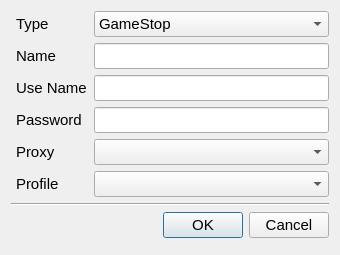
Qt form bird_bot/pages/ui/new_account.ui (phongtran0715/shoppingbot) before a commit.
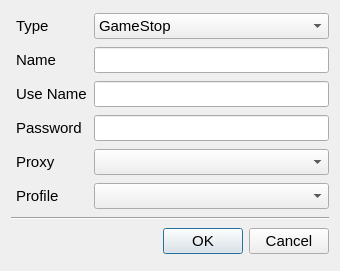
The same form after that commit.

The edit to the form file:
```diff
--- a/bird_bot/pages/ui/new_account.ui
+++ b/bird_bot/pages/ui/new_account.ui
@@ -7,7 +7,7 @@
     <x>0</x>
     <y>0</y>
     <width>340</width>
-    <height>255</height>
+    <height>271</height>
    </rect>
   </property>
   <property name="font">
```
